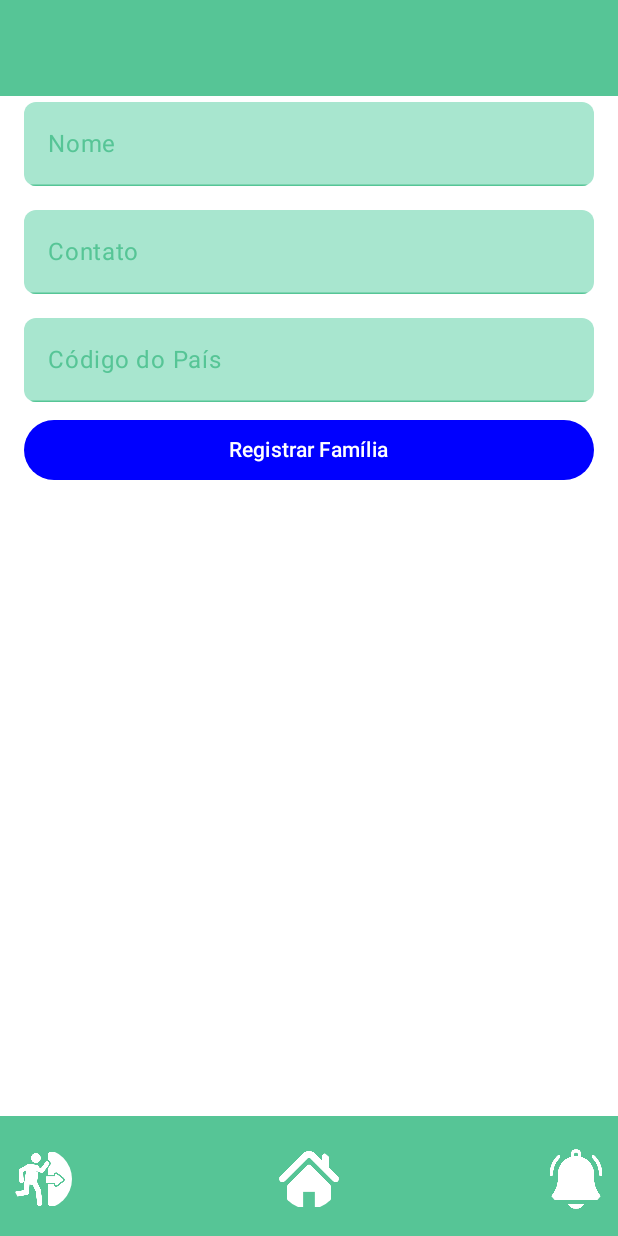
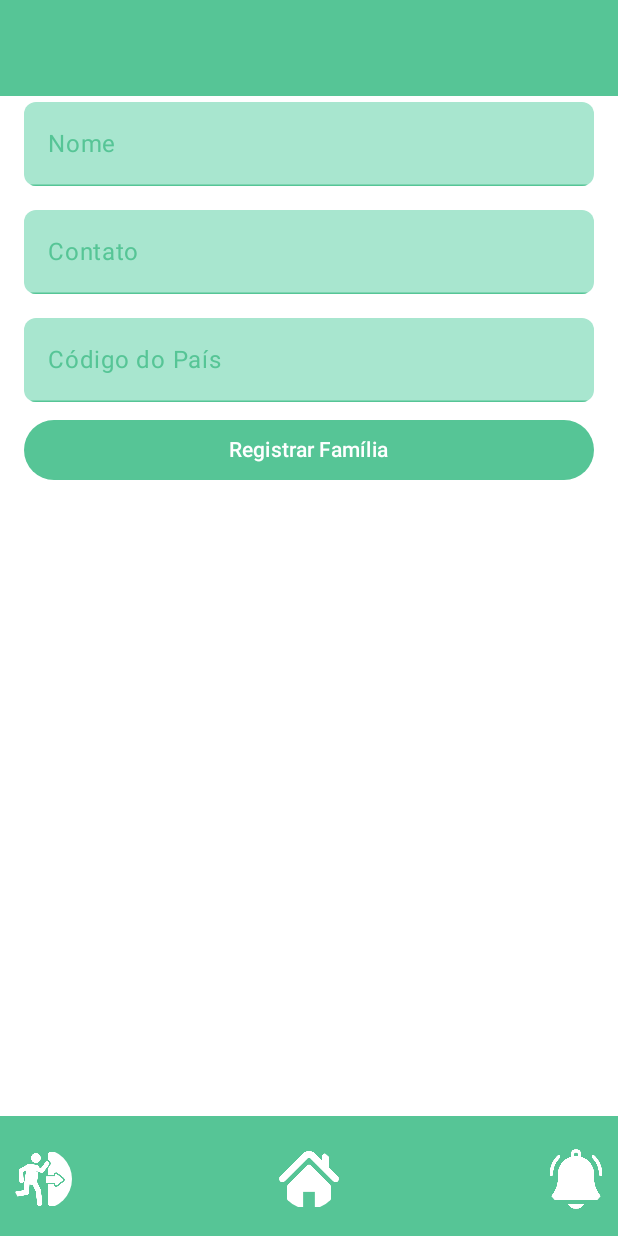
Before and after one commit to billgatos/ProjAplicadoG06, an Android app built with Jetpack Compose: the RegisterFamiliaScreen screen opened through its navigation route, on a phone screen of 412 x 824 dp. Run offline under Robolectric (Android 15) with nearby library versions, the phone set to English and light mode, and no system bars; our stand-ins replace Firebase (no records; nobody signed in at launch, a user with empty details on screens opened directly).

Commit message:
update familiaScreen

```diff
--- a/LojaSocialFireBase/app/src/main/java/com/example/lojasocialfirebase/viewmodel/FamiliaScreen.kt
+++ b/LojaSocialFireBase/app/src/main/java/com/example/lojasocialfirebase/viewmodel/FamiliaScreen.kt
@@ -18,6 +18,7 @@ import androidx.compose.ui.graphics.Color
 import androidx.lifecycle.viewmodel.compose.viewModel
 import com.example.lojasocialfirebase.models.Familia
 import com.example.lojasocialfirebase.ui.theme.CustomTextField
+import com.example.lojasocialfirebase.ui.theme.buttonColor
 
 @Composable
 fun RegisterFamiliaScreen(familiaViewModel: FamiliaViewModel = viewModel()) {
@@ -64,7 +65,7 @@ fun RegisterFamiliaScreen(familiaViewModel: FamiliaViewModel = viewModel()) {
                     }
                 },
                 modifier = Modifier.fillMaxWidth(),
-                colors = ButtonDefaults.buttonColors(containerColor = Color.Blue)
+                colors = ButtonDefaults.buttonColors(containerColor = buttonColor)
             ) {
                 Text("Registrar Família", color = Color.White)
             }
```
